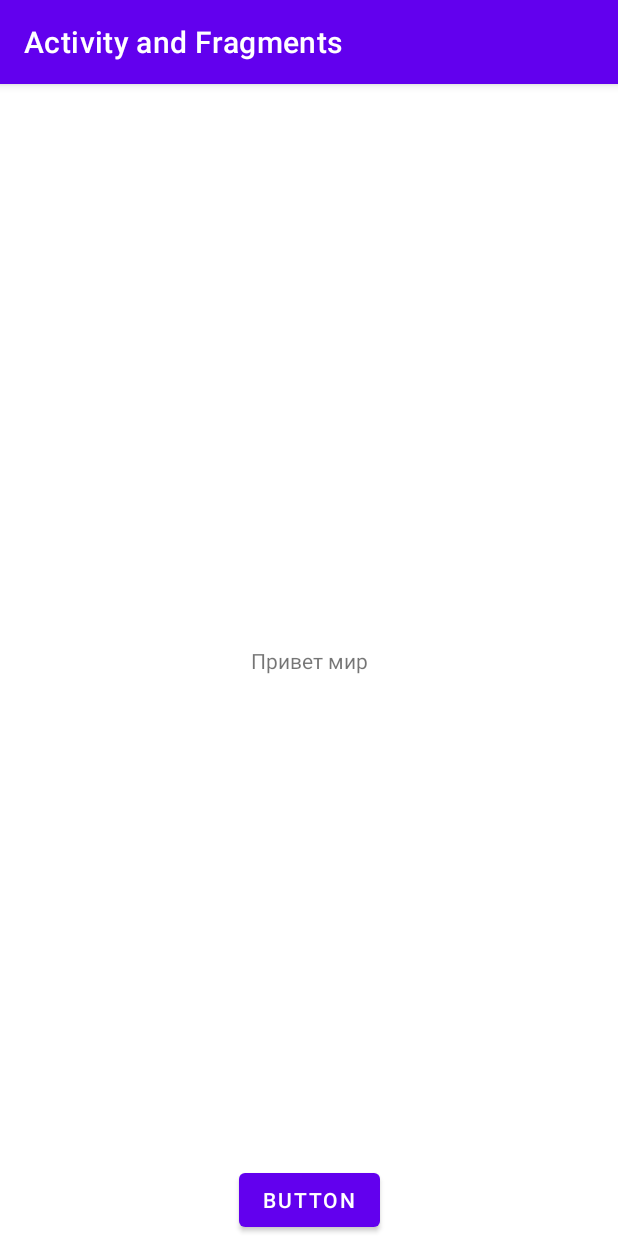
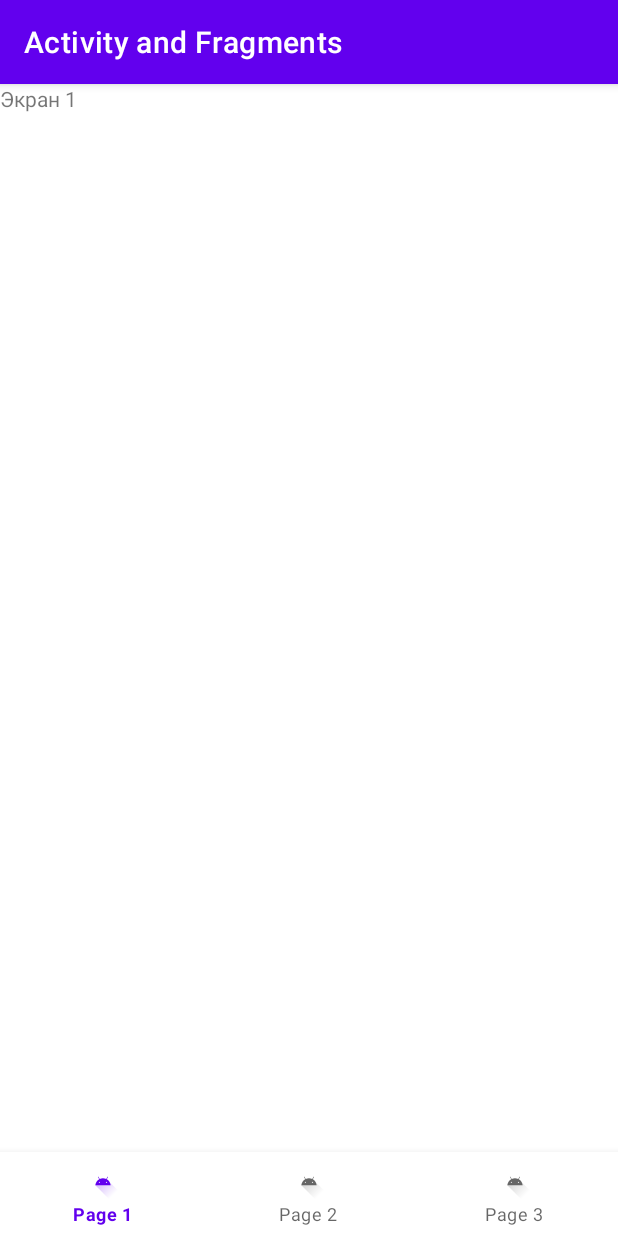
Before and after one commit to VITYQ/InfinItiLesson4, an Android app: the screen it shows after launch (MainActivity), on a phone screen of 412 x 824 dp. Run offline under Robolectric (Android 15) with nearby library versions, the phone set to English and light mode, and no system bars.

```diff
--- /dev/null
+++ b/app/src/main/java/com/example/activityandfragments/Fragment1.kt
@@ -0,0 +1,29 @@
+package com.example.activityandfragments
+
+import android.os.Bundle
+import androidx.fragment.app.Fragment
+import android.view.LayoutInflater
+import android.view.View
+import android.view.ViewGroup
+
+
+
+
+class Fragment1 : Fragment() {
+
+
+    override fun onCreate(savedInstanceState: Bundle?) {
+        super.onCreate(savedInstanceState)
+
+    }
+
+    override fun onCreateView(
+        inflater: LayoutInflater, container: ViewGroup?,
+        savedInstanceState: Bundle?
+    ): View? {
+        // Inflate the layout for this fragment
+        return inflater.inflate(R.layout.fragment_1, container, false)
+    }
+
+
+}
--- a/app/src/main/java/com/example/activityandfragments/MainActivity.kt
+++ b/app/src/main/java/com/example/activityandfragments/MainActivity.kt
@@ -5,20 +5,47 @@ import androidx.appcompat.app.AppCompatActivity
 import android.os.Bundle
 import android.util.Log
 import android.widget.Button
+import android.widget.FrameLayout
 import android.widget.Toast
+import com.google.android.material.bottomnavigation.BottomNavigationItemView
+import com.google.android.material.bottomnavigation.BottomNavigationView
 
 class MainActivity : AppCompatActivity() {
     override fun onCreate(savedInstanceState: Bundle?) {
         super.onCreate(savedInstanceState)
         setContentView(R.layout.activity_main)
 
-        val mButton = findViewById<Button>(R.id.button)
+        val fragmentManager = supportFragmentManager.beginTransaction()
+        fragmentManager
+            .replace(R.id.container_main, Fragment1())
+            .commit()
 
-        mButton.setOnClickListener {
-//            Toast.makeText(this, "Ура, у меня работает кнопочка", Toast.LENGTH_SHORT).show()
-            val intent = Intent(this, MainActivity2::class.java)
-            startActivity(intent)
+        val mBottomNav = findViewById<BottomNavigationView>(R.id.bottomNavigationView)
+
+        mBottomNav.setOnItemSelectedListener {
+            val fragmentManager = supportFragmentManager.beginTransaction()
+
+            when(it.itemId){
+                R.id.page1 ->{
+                    fragmentManager
+                        .replace(R.id.container_main, Fragment1())
+                        .commit()
+                    true
+                }
+                R.id.page2 -> {
+                    fragmentManager
+                        .replace(R.id.container_main, Fragment2())
+                        .commit()
+                    true
+                }
+                R.id.page3 -> {
+                    true
+                }
+                else -> false
+            }
         }
+
+
     }
 
 
--- a/app/src/main/res/layout/activity_main.xml
+++ b/app/src/main/res/layout/activity_main.xml
@@ -6,22 +6,25 @@
     android:layout_height="match_parent"
     tools:context=".MainActivity">
 
-    <TextView
-        android:layout_width="wrap_content"
-        android:layout_height="wrap_content"
-        android:text="Привет мир"
+    <FrameLayout
+        android:id="@+id/container_main"
+        android:layout_width="match_parent"
+        android:layout_height="match_parent"
+        android:layout_marginBottom="?attr/actionBarSize"
         app:layout_constraintBottom_toBottomOf="parent"
-        app:layout_constraintEnd_toEndOf="parent"
-        app:layout_constraintStart_toStartOf="parent"
         app:layout_constraintTop_toTopOf="parent" />
 
-    <Button
-        android:id="@+id/button"
-        android:layout_width="wrap_content"
+
+
+
+
+    <com.google.android.material.bottomnavigation.BottomNavigationView
+        android:id="@+id/bottomNavigationView"
+        android:layout_width="match_parent"
         android:layout_height="wrap_content"
-        android:text="Button"
-        app:layout_constraintBottom_toBottomOf="parent"
-        app:layout_constraintEnd_toEndOf="parent"
-        app:layout_constraintStart_toStartOf="parent" />
+        app:menu="@menu/menu_bottom"
+        app:layout_constraintBottom_toBottomOf="parent" />
+
+
 
 </androidx.constraintlayout.widget.ConstraintLayout>
--- /dev/null
+++ b/app/src/main/res/layout/fragment_1.xml
@@ -0,0 +1,14 @@
+<?xml version="1.0" encoding="utf-8"?>
+<FrameLayout xmlns:android="http://schemas.android.com/apk/res/android"
+    xmlns:tools="http://schemas.android.com/tools"
+    android:layout_width="match_parent"
+    android:layout_height="match_parent"
+    tools:context=".Fragment1">
+
+    <!-- TODO: Update blank fragment layout -->
+    <TextView
+        android:layout_width="match_parent"
+        android:layout_height="match_parent"
+        android:text="Экран 1" />
+
+</FrameLayout>
--- /dev/null
+++ b/app/src/main/res/menu/menu_bottom.xml
@@ -0,0 +1,18 @@
+<?xml version="1.0" encoding="utf-8"?>
+<menu xmlns:android="http://schemas.android.com/apk/res/android">
+    <item
+        android:id="@+id/page1"
+        android:title="Page 1"
+        android:icon="@drawable/ic_launcher_foreground"/>
+
+    <item
+        android:id="@+id/page2"
+        android:title="Page 2"
+        android:icon="@drawable/ic_launcher_foreground"/>
+
+    <item
+        android:id="@+id/page3"
+        android:title="Page 3"
+        android:icon="@drawable/ic_launcher_foreground"/>
+
+</menu>
--- a/build.gradle
+++ b/build.gradle
@@ -6,7 +6,7 @@ buildscript {
     }
     dependencies {
         classpath "com.android.tools.build:gradle:7.0.2"
-        classpath "org.jetbrains.kotlin:kotlin-gradle-plugin:1.5.20"
+        classpath 'org.jetbrains.kotlin:kotlin-gradle-plugin:1.5.31'
 
         // NOTE: Do not place your application dependencies here; they belong
         // in the individual module build.gradle files
```
Also changed, not shown: app/src/main/java/com/example/activityandfragments/Fragment2.kt (added, +28 -0 lines), app/src/main/res/layout/fragment_2.xml (added, +14 -0 lines).
